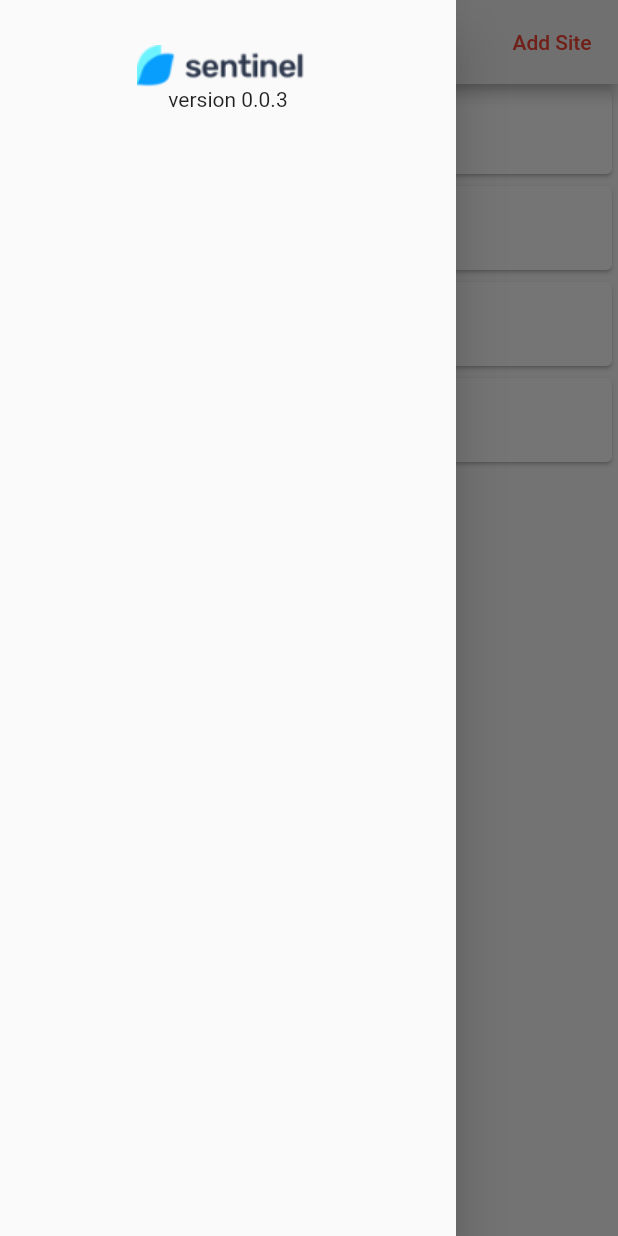
After one commit to vien253/Sentinal_flutter, a Flutter app: the Home screen opened directly, with the side drawer open, on a phone screen of 412 x 824 dp. The commit adds this screen. Run offline on Flutter 3.47's test engine with Material 2 defaults, Android fonts, the phone set to English and light mode, and no system bars.

Commit message:
update 2

```diff
--- /dev/null
+++ b/flutter_sentinal/lib/drawer.dart
@@ -0,0 +1,32 @@
+import 'package:flutter/material.dart';
+
+class MainDrawer extends StatelessWidget{
+  @override
+  Widget build(BuildContext context) {
+    // TODO: implement build
+    return Drawer(
+      child: ListView(
+        padding: EdgeInsets.zero,
+        children: <Widget>[
+          Padding(
+            padding: const EdgeInsets.fromLTRB(0, 30, 0, 0),
+            child: Container(
+              child: Center(
+                child: Column(
+                  children: <Widget>[
+                    Image.asset('assets/logo_drawer.png'),
+                    Text('version 0.0.3'),
+                  ],
+                ),
+              ),
+            ),
+          ),
+          ListTile(
+
+          )
+        ],
+
+      ),
+    );
+  }
+}
--- a/flutter_sentinal/lib/home.dart
+++ b/flutter_sentinal/lib/home.dart
@@ -1,16 +1,57 @@
 import 'package:flutter/material.dart';
+import 'package:flutter_sentinal/drawer.dart';
+import 'add_site.dart';
 
 void main() => runApp(HomePage());
 
 class HomePage extends StatelessWidget{
   @override
+
+  Widget build(BuildContext context) {
+    // TODO: implement build
+    return MaterialApp(
+      theme: ThemeData(
+        primaryColor: Colors.grey[100]
+      ),
+      home: Home(),
+    );
+  }
+}
+final _listHome = <String>["s","a","fsdf","ầ"];
+class Home extends StatefulWidget{
+  @override
+  _Home createState() => _Home();
+}
+class _Home extends State<Home>{
+  @override
   Widget build(BuildContext context) {
     // TODO: implement build
     return Scaffold(
+      drawer: MainDrawer(),
       appBar: AppBar(
-        title: Text('My Sites'),
+        title: Center(child: Text('My Sites',textAlign: TextAlign.center,)),
+        actions: <Widget>[
+          FlatButton(
+            child: Text('Add Site'),
+            textColor: Colors.red,
+            onPressed: (){
+              Navigator.push(context, MaterialPageRoute(builder: (cotext) => AddSite()));
+            } ,
+          )
+        ],
       ),
-      body: ListView(
+      body: ListView.builder(
+          itemCount: _listHome.length,
+          itemBuilder: (context,index){
+            return ListHome(_listHome[index]);
+      }),
+    );
+  }
+  Widget ListHome (String s){
+    return Card(
+      child: ListTile(
+        leading: Image.asset('assets/item_card.png'),
+        title: Text(s),
       ),
     );
   }
--- a/flutter_sentinal/lib/main.dart
+++ b/flutter_sentinal/lib/main.dart
@@ -2,12 +2,16 @@
 import 'package:flutter/material.dart';
 import 'package:flutter_sentinal/home.dart';
 void main() => runApp(MyApp());
+
 
 class MyApp extends StatelessWidget{
   @override
   Widget build(BuildContext context) {
     // TODO: implement build
     return MaterialApp(
+      theme: ThemeData(
+        primaryColor: Colors.grey[100],
+      ),
       home: LoginPage(),
     );
   }
@@ -96,6 +100,7 @@ class _LoginPage extends State<LoginPage>{
                           Padding(
                             padding: const EdgeInsets.fromLTRB(30, 0, 30, 50),
                             child: TextField(
+                              obscureText: true,
                               controller: _passController,
                               decoration: new InputDecoration(
                                 errorText: _checkPass== true ? _passErr:null,
--- a/flutter_sentinal/pubspec.yaml
+++ b/flutter_sentinal/pubspec.yaml
@@ -43,7 +43,8 @@ flutter:
 
   # To add assets to your application, add an assets section, like this:
   assets:
-    - assets/logo.png
+    - assets/
+    -
 
   # An image asset can refer to one or more resolution-specific "variants", see
   # https://flutter.dev/assets-and-images/#resolution-aware.
```
Also changed, not shown: flutter_sentinal/lib/add_site.dart (added, +32 -0 lines), flutter_sentinal/lib/setup_barns.dart (added, +30 -0 lines), flutter_sentinal/assets/item_card.png (added), flutter_sentinal/assets/logo_drawer.png (added), 1 other file.
